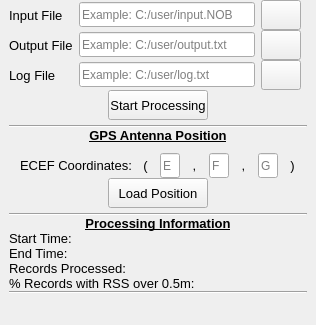
Before: the Qt Designer form Project_1/mainwindow.ui in Hannsel101/PCIP_Intern_Proj_1, drawn with Qt 5; both pictures show x 0 to 316 and y 0 to 325 of the 316 by 483 pixel window.
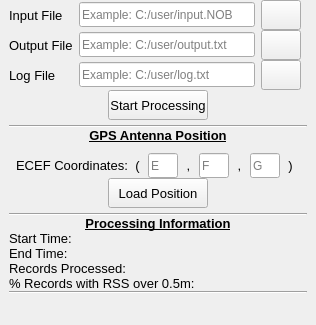
After: the same form once the commit is applied.

```diff
--- a/Project_1/mainwindow.ui
+++ b/Project_1/mainwindow.ui
@@ -174,7 +174,7 @@
           </property>
           <property name="maximumSize">
            <size>
-            <width>20</width>
+            <width>30</width>
             <height>16777215</height>
            </size>
           </property>
@@ -214,7 +214,7 @@
           </property>
           <property name="maximumSize">
            <size>
-            <width>20</width>
+            <width>30</width>
             <height>16777215</height>
            </size>
           </property>
@@ -254,7 +254,7 @@
           </property>
           <property name="maximumSize">
            <size>
-            <width>20</width>
+            <width>30</width>
             <height>16777215</height>
            </size>
           </property>
```
Left out of the diff: 6 changed lines with no effect on the pictures.
